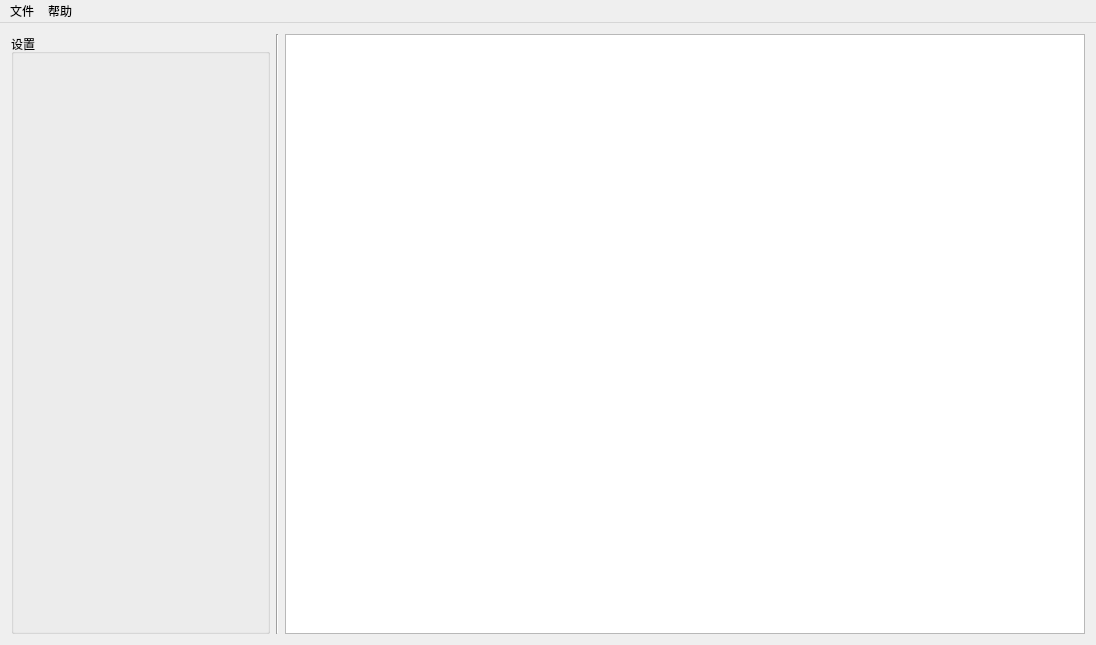
This is SomePhysEngin/someenginmainwindow.ui in SomeTeam-SE2015/SomePhysEngin as Qt 5 draws it before an edit. The edited form follows.
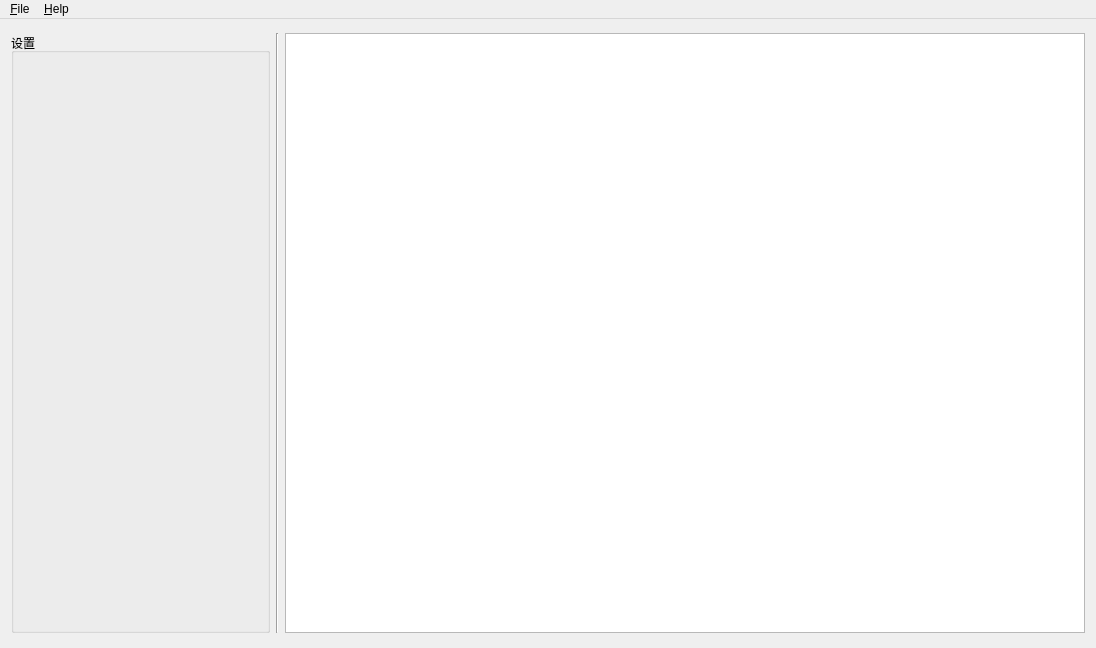
This is the edited form. Custom widgets are drawn as their Qt base class.

Commit message: load scene and minor

Patch:
```diff
--- a/SomePhysEngin/someenginmainwindow.ui
+++ b/SomePhysEngin/someenginmainwindow.ui
@@ -7,7 +7,7 @@
     <x>0</x>
     <y>0</y>
     <width>1096</width>
-    <height>643</height>
+    <height>648</height>
    </rect>
   </property>
   <property name="windowTitle">
@@ -69,23 +69,23 @@
      <x>0</x>
      <y>0</y>
      <width>1096</width>
-     <height>23</height>
+     <height>25</height>
     </rect>
    </property>
-   <widget class="QMenu" name="document">
-    <property name="title">
-     <string>文件</string>
-    </property>
-    <addaction name="load_scene"/>
-    <addaction name="save_scene"/>
-   </widget>
    <widget class="QMenu" name="helps">
     <property name="title">
-     <string>帮助</string>
+     <string>&amp;Help</string>
     </property>
     <addaction name="help"/>
     <addaction name="action"/>
    </widget>
+   <widget class="QMenu" name="document">
+    <property name="title">
+     <string>&amp;File</string>
+    </property>
+    <addaction name="load_scene"/>
+    <addaction name="save_scene"/>
+   </widget>
    <addaction name="document"/>
    <addaction name="helps"/>
   </widget>
```
The commit also changes 2 other files.
